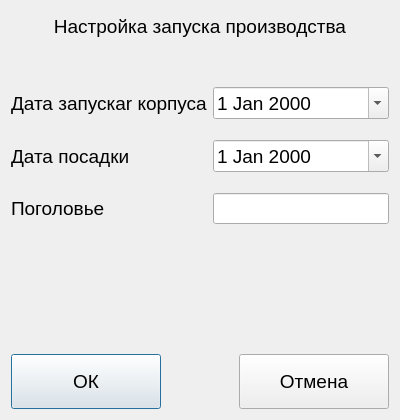
Before: the Qt Designer form QtClient/QtClimaClient/Frames/Dialogs/StartProductionDialog.ui in ciberslavik/climacore, drawn with Qt 5.
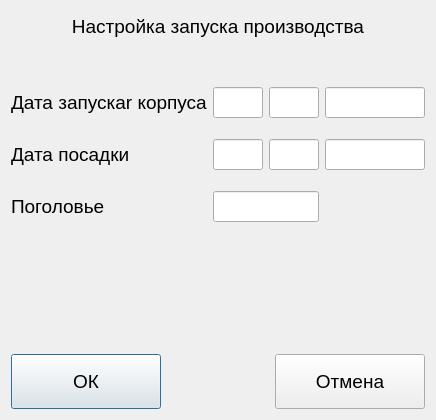
After: the same form once the commit is applied. Icons and pictures are not drawn. Custom widgets are drawn as their Qt base class.

Patch:
```diff
--- a/QtClient/QtClimaClient/Frames/Dialogs/StartProductionDialog.ui
+++ b/QtClient/QtClimaClient/Frames/Dialogs/StartProductionDialog.ui
@@ -35,13 +35,6 @@
      </property>
     </spacer>
    </item>
-   <item row="4" column="0">
-    <widget class="QLabel" name="label_3">
-     <property name="text">
-      <string>Дата посадки</string>
-     </property>
-    </widget>
-   </item>
    <item row="2" column="0">
     <widget class="QLabel" name="label_2">
      <property name="text">
@@ -49,7 +42,7 @@
      </property>
     </widget>
    </item>
-   <item row="0" column="0" colspan="2">
+   <item row="0" column="0" colspan="4">
     <widget class="QLabel" name="label">
      <property name="minimumSize">
       <size>
@@ -71,18 +64,8 @@
      </property>
     </widget>
    </item>
-   <item row="4" column="1">
-    <widget class="QDateEdit" name="dtePlendingDate">
-     <property name="calendarPopup">
-      <bool>true</bool>
-     </property>
-    </widget>
-   </item>
-   <item row="6" column="1">
-    <widget class="QClickableLineEdit" name="txtHeadsCount"/>
-   </item>
-   <item row="3" column="0">
-    <spacer name="verticalSpacer_2">
+   <item row="5" column="0">
+    <spacer name="verticalSpacer_3">
      <property name="orientation">
       <enum>Qt::Vertical</enum>
      </property>
@@ -97,14 +80,36 @@
      </property>
     </spacer>
    </item>
-   <item row="6" column="0">
-    <widget class="QLabel" name="label_4">
-     <property name="text">
-      <string>Поголовье</string>
+   <item row="2" column="3">
+    <widget class="QClickableLineEdit" name="txtStartYear">
+     <property name="minimumSize">
+      <size>
+       <width>100</width>
+       <height>0</height>
+      </size>
+     </property>
+     <property name="maximumSize">
+      <size>
+       <width>100</width>
+       <height>16777215</height>
+      </size>
      </property>
     </widget>
    </item>
-   <item row="8" column="0" colspan="2">
+   <item row="7" column="0">
+    <spacer name="verticalSpacer_4">
+     <property name="orientation">
+      <enum>Qt::Vertical</enum>
+     </property>
+     <property name="sizeHint" stdset="0">
+      <size>
+       <width>20</width>
+       <height>40</height>
+      </size>
+     </property>
+    </spacer>
+   </item>
+   <item row="8" column="0" colspan="4">
     <layout class="QHBoxLayout" name="horizontalLayout">
      <item>
       <widget class="QPushButton" name="btnAccept">
@@ -167,21 +172,38 @@
      </item>
     </layout>
    </item>
-   <item row="7" column="0">
-    <spacer name="verticalSpacer_4">
-     <property name="orientation">
-      <enum>Qt::Vertical</enum>
+   <item row="2" column="2">
+    <widget class="QClickableLineEdit" name="txtStartMonth">
+     <property name="minimumSize">
+      <size>
+       <width>50</width>
+       <height>0</height>
+      </size>
      </property>
-     <property name="sizeHint" stdset="0">
+     <property name="maximumSize">
       <size>
-       <width>20</width>
-       <height>40</height>
+       <width>50</width>
+       <height>16777215</height>
       </size>
      </property>
-    </spacer>
+    </widget>
    </item>
-   <item row="5" column="0">
-    <spacer name="verticalSpacer_3">
+   <item row="6" column="0">
+    <widget class="QLabel" name="label_4">
+     <property name="text">
+      <string>Поголовье</string>
+     </property>
+    </widget>
+   </item>
+   <item row="4" column="0">
+    <widget class="QLabel" name="label_3">
+     <property name="text">
+      <string>Дата посадки</string>
+     </property>
+    </widget>
+   </item>
+   <item row="3" column="0">
+    <spacer name="verticalSpacer_2">
      <property name="orientation">
       <enum>Qt::Vertical</enum>
      </property>
@@ -197,12 +219,72 @@
     </spacer>
    </item>
    <item row="2" column="1">
-    <widget class="QDateEdit" name="dteStartDate">
-     <property name="calendarPopup">
-      <bool>true</bool>
+    <widget class="QClickableLineEdit" name="txtStartDay">
+     <property name="minimumSize">
+      <size>
+       <width>50</width>
+       <height>0</height>
+      </size>
      </property>
+     <property name="maximumSize">
+      <size>
+       <width>50</width>
+       <height>16777215</height>
+      </size>
+     </property>
     </widget>
    </item>
+   <item row="4" column="1">
+    <widget class="QClickableLineEdit" name="txtPlendingDay">
+     <property name="minimumSize">
+      <size>
+       <width>50</width>
+       <height>0</height>
+      </size>
+     </property>
+     <property name="maximumSize">
+      <size>
+       <width>50</width>
+       <height>16777215</height>
+      </size>
+     </property>
+    </widget>
+   </item>
+   <item row="4" column="2">
+    <widget class="QClickableLineEdit" name="txtPlendingMonth">
+     <property name="minimumSize">
+      <size>
+       <width>50</width>
+       <height>0</height>
+      </size>
+     </property>
+     <property name="maximumSize">
+      <size>
+       <width>50</width>
+       <height>16777215</height>
+      </size>
+     </property>
+    </widget>
+   </item>
+   <item row="4" column="3">
+    <widget class="QClickableLineEdit" name="txtPlendingYear">
+     <property name="minimumSize">
+      <size>
+       <width>100</width>
+       <height>0</height>
+      </size>
+     </property>
+     <property name="maximumSize">
+      <size>
+       <width>100</width>
+       <height>16777215</height>
+      </size>
+     </property>
+    </widget>
+   </item>
+   <item row="6" column="1" colspan="2">
+    <widget class="QClickableLineEdit" name="txtHeadsCount"/>
+   </item>
   </layout>
  </widget>
  <customwidgets>
```
